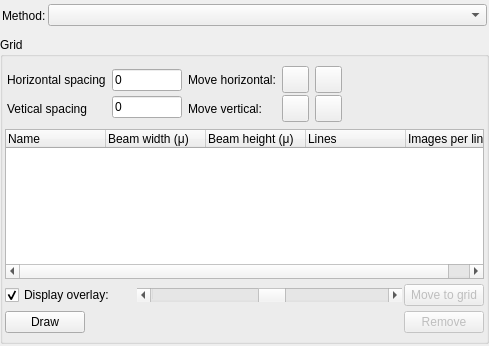
Qt form Bricks/widgets/ui_files/Qt4_advanced_methods_layout.ui (mxcube/mxcubeqt) before a commit.
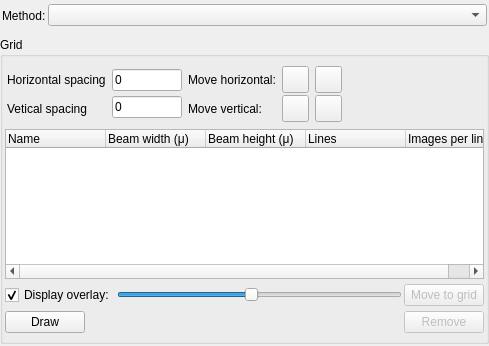
The same form after that commit. Icons and pictures are not drawn.

What changed in the file:
```diff
--- a/Bricks/widgets/ui_files/Qt4_advanced_methods_layout.ui
+++ b/Bricks/widgets/ui_files/Qt4_advanced_methods_layout.ui
@@ -482,18 +482,12 @@
              </widget>
             </item>
             <item>
-             <widget class="QScrollBar" name="overlay_alpha_progressbar">
-              <property name="minimumSize">
-               <size>
-                <width>0</width>
-                <height>0</height>
-               </size>
-              </property>
+             <widget class="QSlider" name="overlay_slider">
               <property name="maximum">
                <number>255</number>
               </property>
               <property name="value">
-               <number>130</number>
+               <number>120</number>
               </property>
               <property name="orientation">
                <enum>Qt::Horizontal</enum>
```
Left out of the diff: 10 changed lines with no effect on the pictures.
